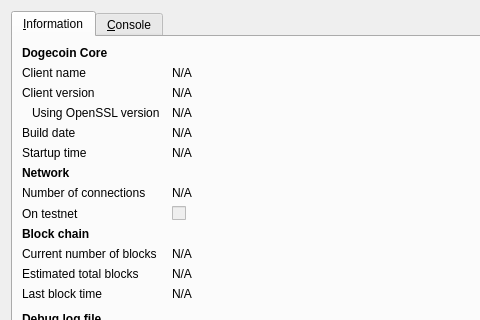
alexwasspammed/test1, file src/qt/forms/rpcconsole.ui: the form before one commit; both pictures show x 0 to 480 and y 0 to 320 of the 740 by 450 pixel window.
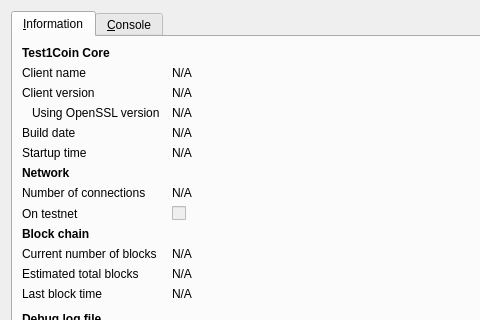
The form after the commit. Icons and pictures are not drawn.

Diff of the .ui file:
```diff
--- a/src/qt/forms/rpcconsole.ui
+++ b/src/qt/forms/rpcconsole.ui
@@ -36,7 +36,7 @@
           </font>
          </property>
          <property name="text">
-          <string>Dogecoin Core</string>
+          <string>Test1Coin Core</string>
          </property>
         </widget>
        </item>
```
Left out of the diff: 6 changed lines with no effect on the pictures.
